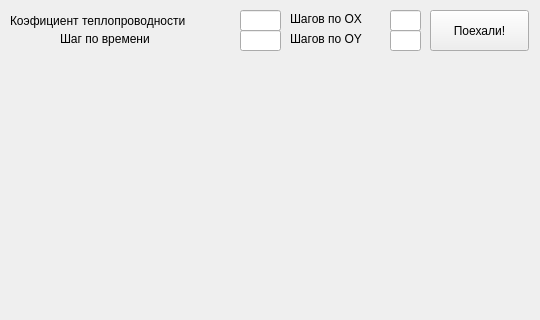
The window that Vladimir/mainwindow.ui (artem1996/Trudonoshin) describes before a commit, drawn with Qt 5; both pictures show x 0 to 540 and y 0 to 320 of the 540 by 460 pixel window.
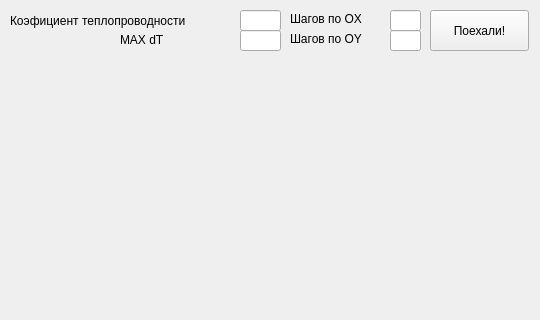
The same window after the commit.

```diff
--- a/Vladimir/mainwindow.ui
+++ b/Vladimir/mainwindow.ui
@@ -112,14 +112,14 @@
    <widget class="QLabel" name="ldT">
     <property name="geometry">
      <rect>
-      <x>60</x>
+      <x>120</x>
       <y>30</y>
-      <width>121</width>
-      <height>17</height>
+      <width>61</width>
+      <height>20</height>
      </rect>
     </property>
     <property name="text">
-     <string>Шаг по времени</string>
+     <string>MAX dT</string>
     </property>
    </widget>
    <widget class="QLabel" name="lErr">
```
